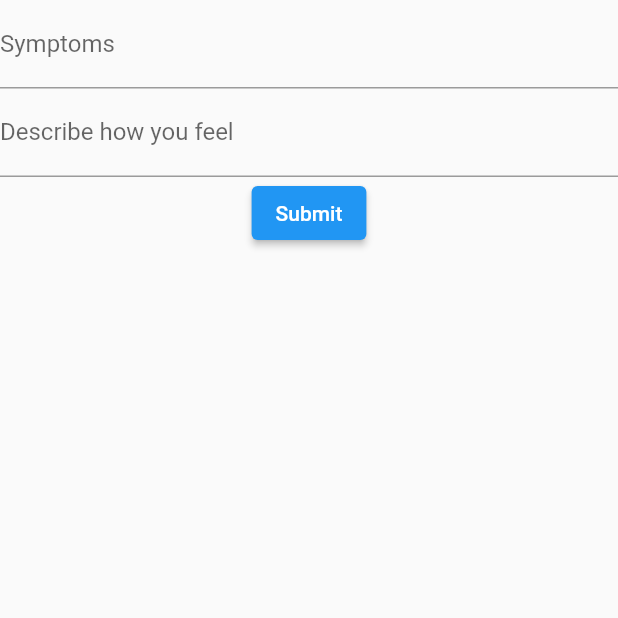
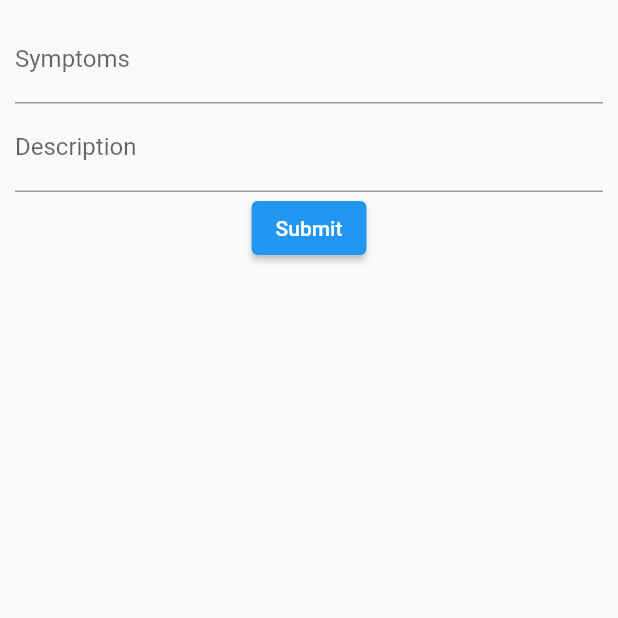
Before and after one commit to AnthonyLimanto/SEPT_Project, a Flutter app: the AppointmentForm screen opened by its route, after a tap on "Submit", on a phone screen of 412 x 824 dp, the top half of it. Run offline on Flutter 3.47's test engine with Material 2 defaults, Android fonts, the phone set to English and light mode, and no system bars.

Commit message:
Refactor widgets to make code cleaner

```diff
--- a/shrimpfriedrice/lib/Pages/booking-form.dart
+++ b/shrimpfriedrice/lib/Pages/booking-form.dart
@@ -16,53 +16,55 @@ class AppointmentFormState extends State<AppointmentForm> {
     "description": "",
   };
 
-  handleSubmit() {
+  void onSubmit() {
     print(_fields);
   }
 
-  @override
-  void dispose() {
-    super.dispose();
-  }
+  Widget buildSymptoms() => TextFormField(
+    decoration: const InputDecoration(
+        labelText: "Symptoms"
+    ),
+    onChanged: (value) {setState(() {
+      _fields["symptoms"] = value;
+    });},
+  );
+
+  Widget buildDescription() => TextFormField(
+    decoration: const InputDecoration(
+      labelText: "Description"
+    ),
+    onChanged: (value) {setState(() {
+      _fields["description"] = value;
+      });
+    },
+  );
+
+  Widget buildSubmit() => ElevatedButton(
+    onPressed: onSubmit,
+    child: const Text("Submit")
+  );
 
   @override
   Widget build(BuildContext context) {
     return Scaffold(
-        body: Column(
-          children: <Widget>[
-            /* Symptoms */
-            TextFormField(
-              onChanged: (String value) {
-                _fields["symptoms"] = value;
-              },
-              decoration: const InputDecoration(
-                labelText: "Symptoms"
-              ),
-            ),
+      body: Padding(
+        padding: const EdgeInsets.all(10.0),
+        child: Form(
+          key: _formKey,
+          child: Column(
+            children: <Widget>[
+              /* Symptoms */
+              buildSymptoms(),
 
-            /* Describe how you feel */
-            TextFormField(
-              validator: (value) {
-                if (value == null || value.isEmpty) {
-                  return "Please enter some text";
-                }
-                return null;
-              },
-              onChanged: (String value) {
-                _fields["description"] = value;
-              },
-              decoration: const InputDecoration(
-                labelText: "Describe how you feel"
-              ),
-            ),
+              /* Describe how you feel */
+              buildDescription(),
 
-            /* Submit button */
-            ElevatedButton(
-                onPressed: handleSubmit,
-                child: const Text("Submit")
-            )
-          ],
+              /* Submit button */
+              buildSubmit(),
+            ],
+          ),
         ),
+      ),
     );
   }
 }
```
